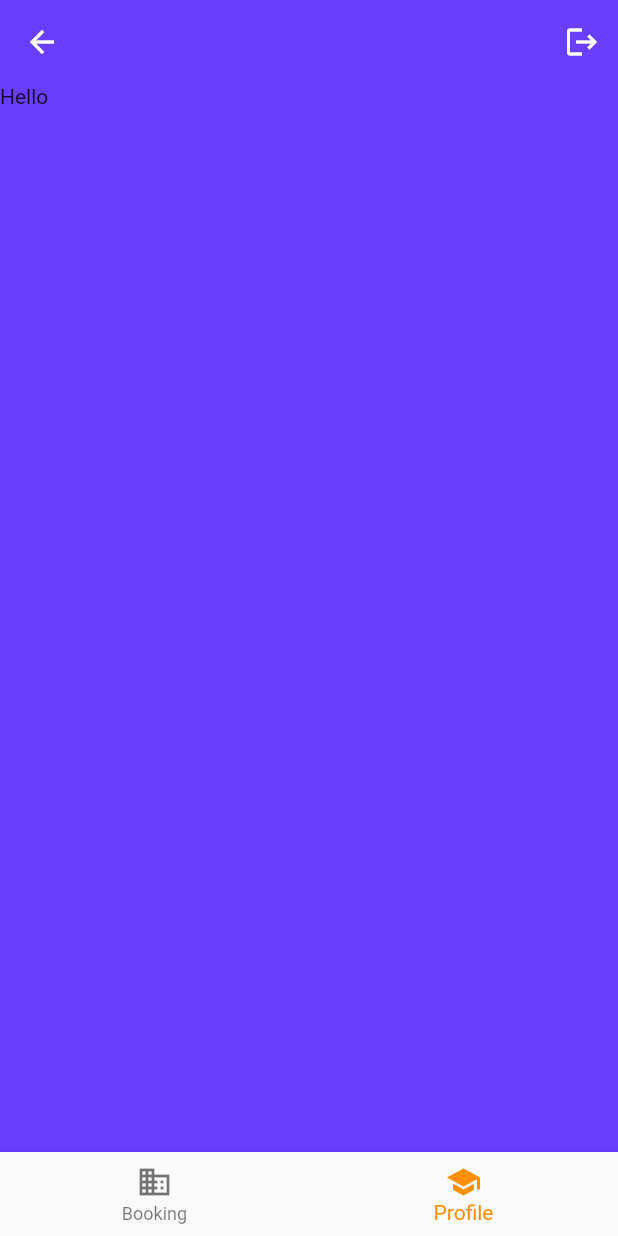
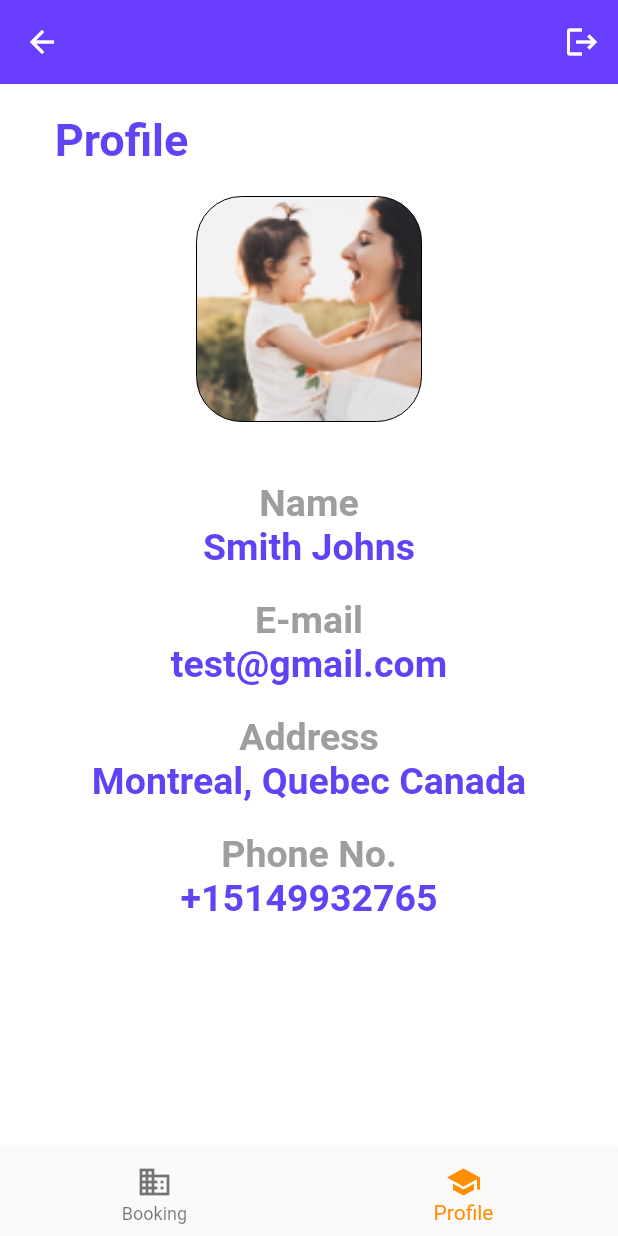
Before and after one commit to nisargpatel1504/babysitter, a Flutter app: the HomePage screen opened directly, item 2 of the bottom bar chosen, on a phone screen of 412 x 824 dp. Run offline on Flutter 3.47's test engine with Material 2 defaults, Android fonts, the phone set to English and light mode, and no system bars; our stand-ins replace cloud_firestore, firebase_auth, firebase_core, flutter_calendar_carousel, google_fonts, google_sign_in and 1 more; missing offline and left inert: flutter_facebook_auth; accounts and stored records are empty.

Commit message:
adding parent profile page

```diff
--- a/lib/screens/HomePage.dart
+++ b/lib/screens/HomePage.dart
@@ -1,4 +1,5 @@
 
+import 'package:babycare/screens/parentProfile.dart';
 import 'package:babycare/screens/sitterProfile.dart';
 import 'package:babycare/screens/viewProfil.dart';
 import 'package:cloud_firestore/cloud_firestore.dart';
@@ -13,7 +14,7 @@ TextStyle(fontSize: 30, fontWeight: FontWeight.bold);
 
 List<Widget> _widgetOptions = <Widget>[
   Home(),
-  Text("Hello"),
+  ParentProfile(),
 ];
 
 
--- /dev/null
+++ b/lib/screens/parentProfile.dart
@@ -0,0 +1,100 @@
+
+
+import 'package:flutter/material.dart';
+
+class ParentProfile extends StatefulWidget {
+  const ParentProfile({Key? key}) : super(key: key);
+
+  @override
+  State<ParentProfile> createState() => _ParentProfileState();
+}
+
+class _ParentProfileState extends State<ParentProfile> {
+  @override
+  Widget build(BuildContext context) {
+    return Scaffold(
+      backgroundColor: Colors.white,
+      body: Container(
+        width: double.infinity,
+        height: double.infinity,
+
+        child: Column(
+            children:  [
+              const Padding(
+                padding: EdgeInsets.only(top: 20, right: 250),
+                child: Text("Profile",
+                  textAlign: TextAlign.left,
+
+                  style: TextStyle(
+                      color: Color(0xff6043F5),
+                      fontSize: 30,
+                      fontWeight: FontWeight.bold
+                  ),
+                ),
+              ),
+              Padding(
+                padding: EdgeInsets.only(top: 20),
+                child: Container(
+                  height: 150,
+                  width: 150,
+
+                  decoration: BoxDecoration(
+                      border: Border.all(
+                        width: 0.0,
+
+                      ),
+                      image: const DecorationImage(
+                        image: AssetImage("assets/smith jones.png"),
+                        fit: BoxFit.fill,
+                      ),
+                      borderRadius: BorderRadius.circular(30)
+                  ),
+
+                  child: null,
+
+                ),
+              ),
+              const SizedBox(
+                height: 40,
+              ),
+              TextWidget(name: "Name", color: Colors.grey),
+              TextWidget(name: "Smith Johns", color: Color(0xff6043F5)),
+              SizedBox(
+                height: 20,
+              ),
+              TextWidget(name: "E-mail", color: Colors.grey),
+              TextWidget(name: "test@gmail.com", color: Color(0xff6043F5)),
+              SizedBox(
+                height: 20,
+              ),
+              TextWidget(name: "Address", color: Colors.grey),
+              TextWidget(name: "Montreal, Quebec Canada", color: Color(0xff6043F5)),
+              SizedBox(
+                height: 20,
+              ),
+              TextWidget(name: "Phone No.", color: Colors.grey),
+              TextWidget(name: "+15149932765", color: Color(0xff6043F5)),
+            ],
+        ),
+      ),
+    );
+  }
+}
+
+class TextWidget extends StatelessWidget {
+  final String name;
+  final Color color;
+  TextWidget({Key? key ,required this.name,required this.color});
+
+  @override
+  Widget build(BuildContext context) {
+    return Text(name,
+
+      style: TextStyle(
+        fontSize: 25,
+        fontWeight: FontWeight.bold,
+        color: color,
+      ),
+    );
+  }
+}
```
